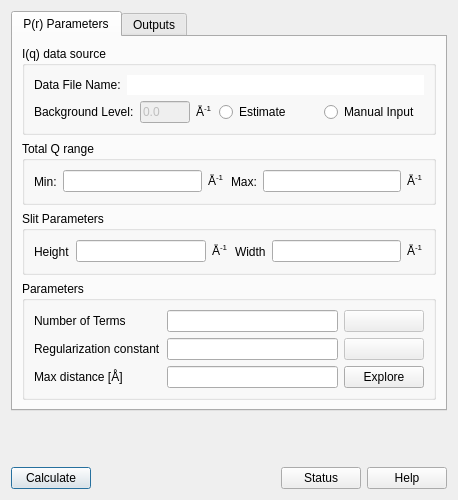
The window that src/sas/qtgui/Perspectives/PrInversion/UI/TabbedPrInversionUI.ui (SasView/sasview) describes before a commit, drawn with Qt 5.
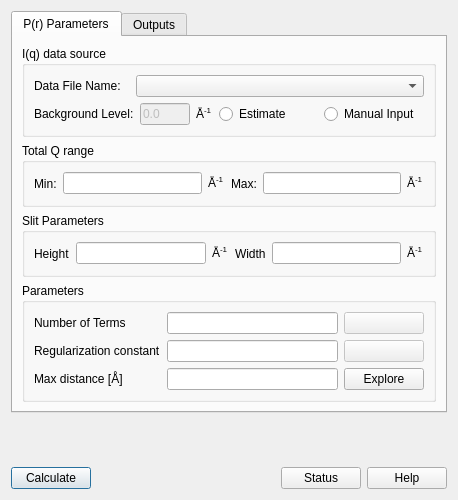
The same window after the commit.

Commit message: Laid ground work for batch P(r). P(r) GUI logic implemented, but not fully working.

```diff
--- a/src/sas/qtgui/Perspectives/PrInversion/UI/TabbedPrInversionUI.ui
+++ b/src/sas/qtgui/Perspectives/PrInversion/UI/TabbedPrInversionUI.ui
@@ -178,7 +178,7 @@
            </layout>
           </item>
           <item row="0" column="0">
-           <layout class="QHBoxLayout" name="horizontalLayout_2">
+           <layout class="QHBoxLayout" name="horizontalLayout_2" stretch="1,3">
             <item>
              <widget class="QLabel" name="label">
               <property name="text">
@@ -187,17 +187,7 @@
              </widget>
             </item>
             <item>
-             <widget class="QLineEdit" name="dataFileName">
-              <property name="enabled">
-               <bool>true</bool>
-              </property>
-              <property name="frame">
-               <bool>false</bool>
-              </property>
-              <property name="readOnly">
-               <bool>false</bool>
-              </property>
-             </widget>
+             <widget class="QComboBox" name="dataList"/>
             </item>
            </layout>
           </item>
```
The commit also changes 1 other file.
